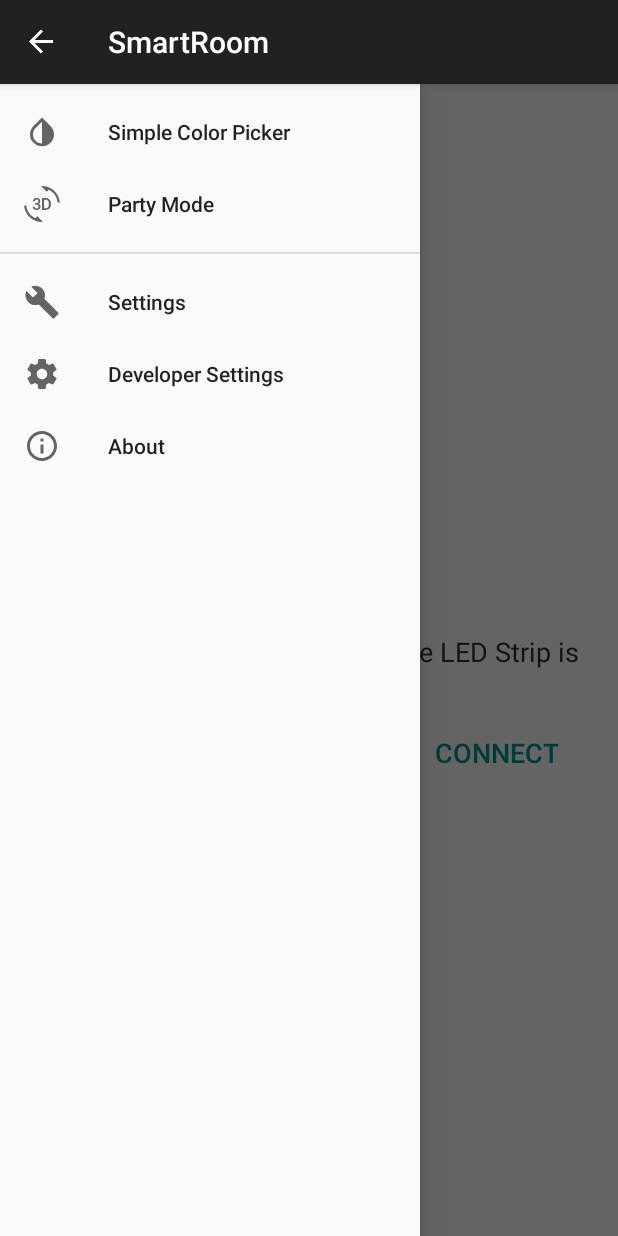
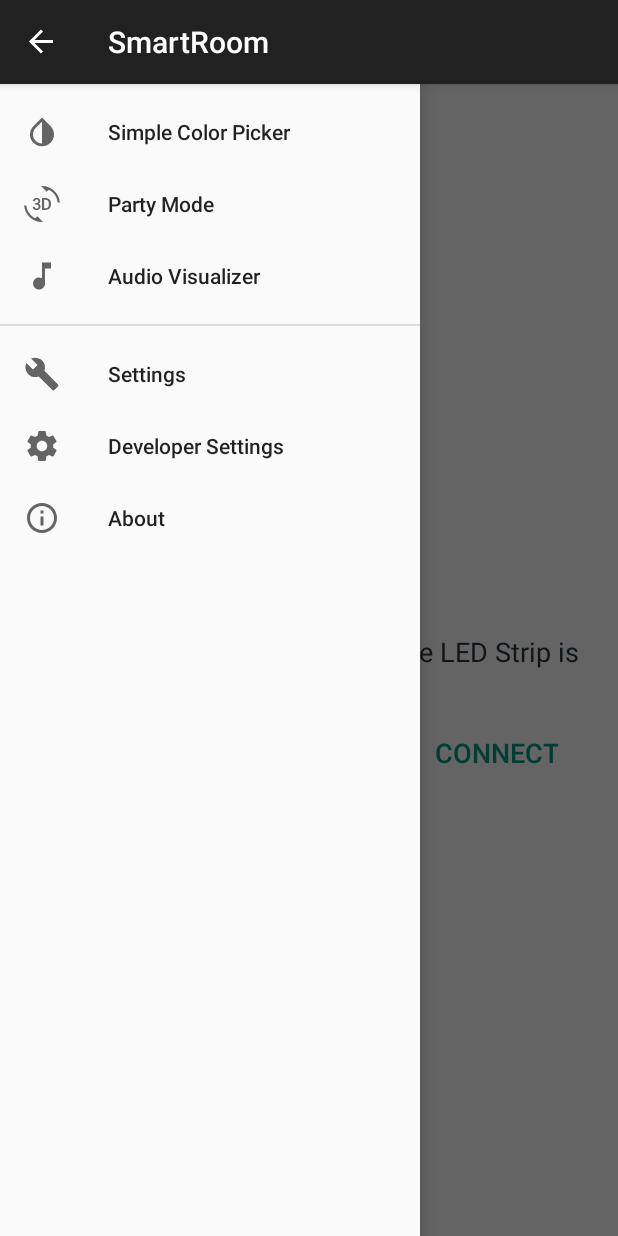
Before and after one commit to tardani95/SmartRoom, an Android app: the screen it shows after launch (MainNavigationActivity), with the side drawer open, on a phone screen of 412 x 824 dp. Run offline under Robolectric (Android 15) with nearby library versions, the phone set to English and light mode, and no system bars; libraries missing offline, so code that uses them is left out: com.larswerkman.holocolorpicker.

Commit message:
visualizer fragment addid to navigation activity

```diff
--- a/app/src/main/java/com/application/tardaniel/smartroom/fragments/VisualizerFragment.java
+++ b/app/src/main/java/com/application/tardaniel/smartroom/fragments/VisualizerFragment.java
@@ -1,6 +1,7 @@
 package com.application.tardaniel.smartroom.fragments;
 
 import android.content.Context;
+import android.content.SharedPreferences;
 import android.net.Uri;
 import android.os.Bundle;
 import android.support.v4.app.Fragment;
@@ -8,6 +9,8 @@ import android.view.LayoutInflater;
 import android.view.View;
 import android.view.ViewGroup;
 
+import com.application.tardaniel.smartroom.AudioVisuals.AudioInputReader;
+import com.application.tardaniel.smartroom.AudioVisuals.VisualizerView;
 import com.application.tardaniel.smartroom.R;
 
 /**
@@ -18,15 +21,11 @@ import com.application.tardaniel.smartroom.R;
  * Use the {@link VisualizerFragment#newInstance} factory method to
  * create an instance of this fragment.
  */
-public class VisualizerFragment extends Fragment {
-    // TODO: Rename parameter arguments, choose names that match
-    // the fragment initialization parameters, e.g. ARG_ITEM_NUMBER
-    private static final String ARG_PARAM1 = "param1";
-    private static final String ARG_PARAM2 = "param2";
+public class VisualizerFragment extends Fragment implements SharedPreferences.OnSharedPreferenceChangeListener {
 
-    // TODO: Rename and change types of parameters
-    private String mParam1;
-    private String mParam2;
+    private static final int MY_PERMISSION_RECORD_AUDIO_REQUEST_CODE = 88;
+    private VisualizerView mVisualizerView;
+    private AudioInputReader mAudioInputReader;
 
     private OnFragmentInteractionListener mListener;
 
@@ -46,8 +45,8 @@ public class VisualizerFragment extends Fragment {
     public static VisualizerFragment newInstance(String param1, String param2) {
         VisualizerFragment fragment = new VisualizerFragment();
         Bundle args = new Bundle();
-        args.putString(ARG_PARAM1, param1);
-        args.putString(ARG_PARAM2, param2);
+//        args.putString(ARG_PARAM1, param1);
+//        args.putString(ARG_PARAM2, param2);
         fragment.setArguments(args);
         return fragment;
     }
@@ -56,8 +55,8 @@ public class VisualizerFragment extends Fragment {
     public void onCreate(Bundle savedInstanceState) {
         super.onCreate(savedInstanceState);
         if (getArguments() != null) {
-            mParam1 = getArguments().getString(ARG_PARAM1);
-            mParam2 = getArguments().getString(ARG_PARAM2);
+//            mParam1 = getArguments().getString(ARG_PARAM1);
+//            mParam2 = getArguments().getString(ARG_PARAM2);
         }
     }
 
@@ -106,4 +105,10 @@ public class VisualizerFragment extends Fragment {
         // TODO: Update argument type and name
         void onFragmentInteraction(Uri uri);
     }
+
+
+    @Override
+    public void onSharedPreferenceChanged(SharedPreferences sharedPreferences, String s) {
+
+    }
 }
--- a/app/src/main/java/com/application/tardaniel/smartroom/preferencecomponents/SettingsFragment.java
+++ b/app/src/main/java/com/application/tardaniel/smartroom/preferencecomponents/SettingsFragment.java
@@ -38,6 +38,7 @@ public class SettingsFragment extends PreferenceFragment implements SharedPrefer
     public static final int DEFAULT_FRAGMENT_MODE_INT = 0;
     public static final int SIMPLE_MODE_FRAGMENT = 0;
     public static final int PARTY_MODE_FRAGMENT = 1;
+    public static final int VISUALIZER_FRAGMENT = 2;
     public static final int default_incoming_call_color = 0xf8ff00;
     public static final int default_sms_color = 0x00ecff;
 //    public static final int MY_PERMISSION_REQUEST_SMS = 0;
--- /dev/null
+++ b/app/src/main/res/drawable-anydpi/ic_music_note.xml
@@ -0,0 +1,9 @@
+<vector xmlns:android="http://schemas.android.com/apk/res/android"
+        android:width="24dp"
+        android:height="24dp"
+        android:viewportWidth="24.0"
+        android:viewportHeight="24.0">
+    <path
+        android:fillColor="#FF000000"
+        android:pathData="M12,3v10.55c-0.59,-0.34 -1.27,-0.55 -2,-0.55 -2.21,0 -4,1.79 -4,4s1.79,4 4,4 4,-1.79 4,-4V7h4V3h-6z"/>
+</vector>
--- a/app/src/main/res/menu/drawer_menu.xml
+++ b/app/src/main/res/menu/drawer_menu.xml
@@ -11,6 +11,11 @@
             android:id="@+id/nav_party_mode"
             android:icon="@drawable/ic_3d_rotation"
             android:title="@string/nav_party_mode" />
+        <item
+            android:id="@+id/nav_visualizer"
+            android:icon="@drawable/ic_music_note"
+            android:title="@string/nav_visualizer"
+            />
     </group>
     <group android:checkableBehavior="single">
         <!--<item-->
--- a/app/src/main/res/values/strings.xml
+++ b/app/src/main/res/values/strings.xml
@@ -22,6 +22,8 @@
     <string name="saturation">Saturation</string>
     <string name="value">Value</string>
 
+    <!--Visualizer Fragment-->
+    <string name="nav_visualizer">Audio Visualizer</string>
 
     <!--Settings Fragment-->
     <string name="settings">Settings</string>
@@ -185,4 +187,5 @@
     <!-- Value in SharedPreferences for green color option -->
     <string name="pref_color_green_value" translatable="false">green</string>
 
+
 </resources>
```
Also changed, not shown: app/src/main/java/com/application/tardaniel/smartroom/MainNavigationActivity.java (+34 -2 lines), app/src/main/res/layout/fragment_visualizer.xml (+9 -6 lines).
